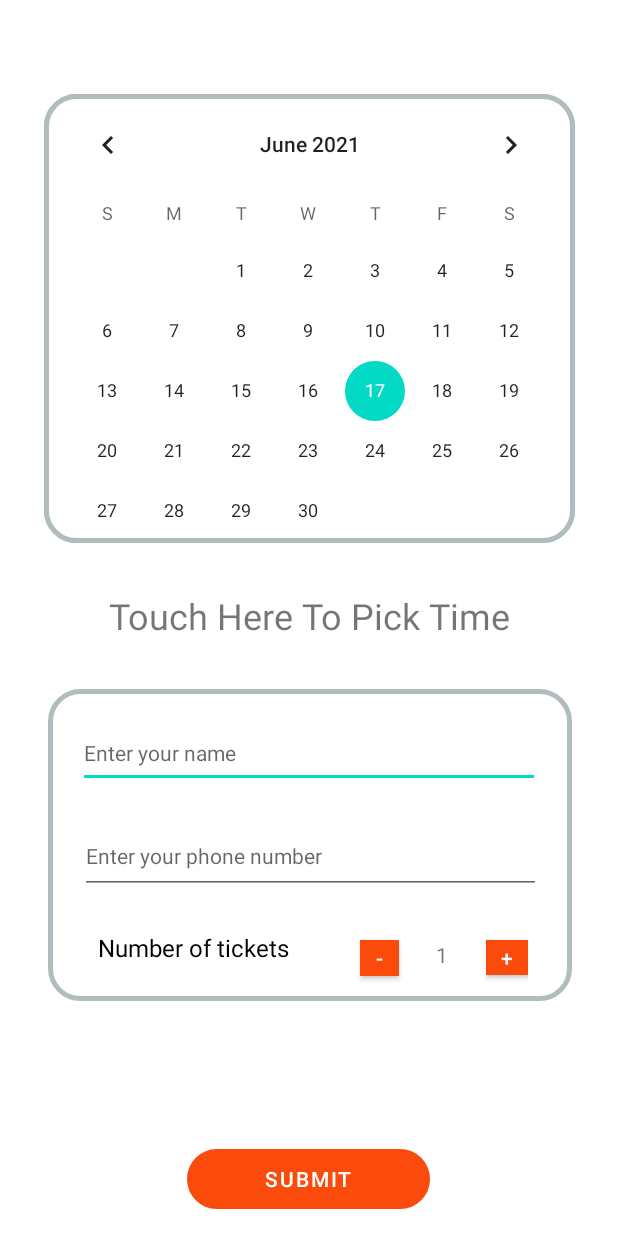
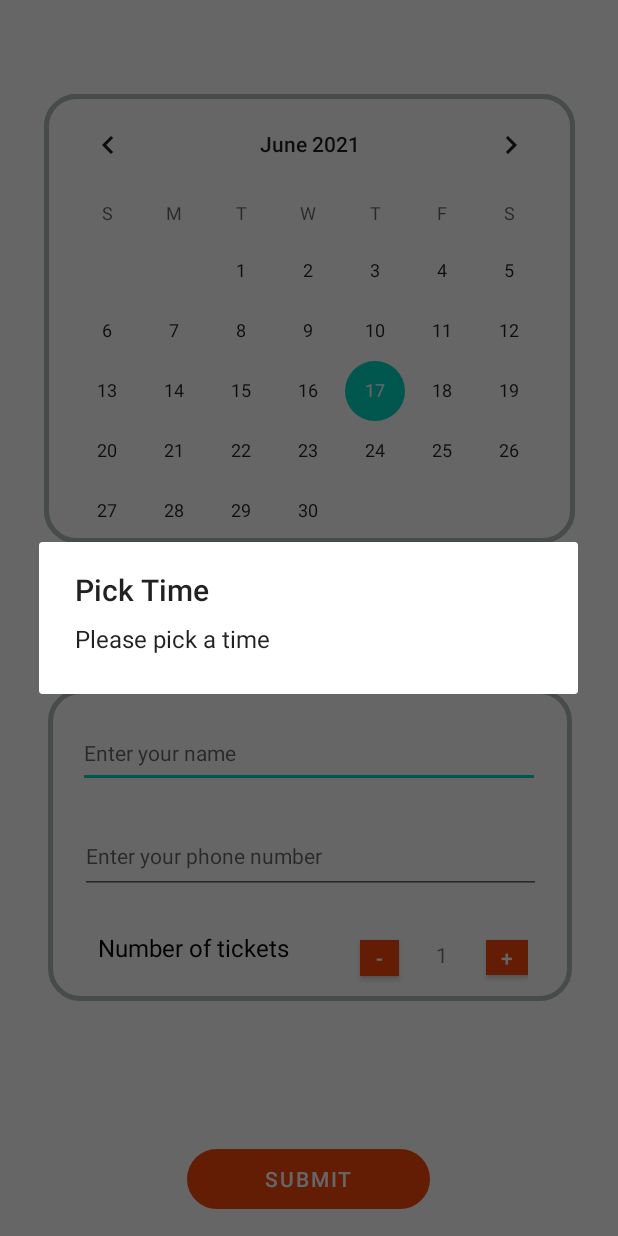
Before and after one commit to okbayby22/FinalProjectMobile, an Android app: the screen it shows after launch (AddReservation), after a tap on "SUBMIT", on a phone screen of 412 x 824 dp. Run offline under Robolectric (Android 15) with nearby library versions, the phone set to English and light mode, and no system bars.

Commit message:
[Huytnmce140289]_UpdateAddReservation

```diff
--- a/PRM_Subject/FinalProjectApp/BuffetRestaurent/app/src/main/java/com/example/buffetrestaurent/AddReservation.java
+++ b/PRM_Subject/FinalProjectApp/BuffetRestaurent/app/src/main/java/com/example/buffetrestaurent/AddReservation.java
@@ -2,6 +2,7 @@ package com.example.buffetrestaurent;
 
 import androidx.appcompat.app.AppCompatActivity;
 
+import android.app.AlertDialog;
 import android.app.TimePickerDialog;
 import android.graphics.Color;
 import android.graphics.drawable.ColorDrawable;
@@ -23,11 +24,11 @@ import com.example.buffetrestaurent.Utils.ReservationService;
 
 import org.w3c.dom.Text;
 
-import java.sql.Date;
 import java.sql.Time;
 import java.text.DecimalFormat;
 import java.text.SimpleDateFormat;
 import java.util.Calendar;
+import java.util.Date;
 
 import retrofit2.Call;
 import retrofit2.Callback;
@@ -47,63 +48,75 @@ public class AddReservation extends AppCompatActivity {
     ReservationService service;
     CalendarView calendarView;
     DecimalFormat vnd = new DecimalFormat("###,###");
-    String date ;
+    String date;
 
     @Override
     protected void onCreate(Bundle savedInstanceState) {
         super.onCreate(savedInstanceState);
         setContentView(R.layout.activity_add_reservation);
         getSupportActionBar().hide();
-        timepick = findViewById(R.id.AddReservation_txtTimePick);
-        plus = findViewById(R.id.AddReservation_btnIncrease);
-        minus = findViewById(R.id.AddReservation_btnDecrease);
-        add = findViewById(R.id.AddReservation_btnAdd);
-        tickets = findViewById(R.id.AddReservation_txtNumTickets);
-        price = findViewById(R.id.AddReservation_txtPrice);
-        numsOftickets = Integer.parseInt(tickets.getText().toString());
-        name = findViewById(R.id.AddReservation_inputName);
-        phone = findViewById(R.id.AddReservation_inputPhone);
-        calendarView = findViewById(R.id.AddReservation_CalendarView);
-
+        timepick = findViewById(R.id.AddReservation_txtTimePick);           //Text to show time
+        plus = findViewById(R.id.AddReservation_btnIncrease);               //Plus button to increase number of tickets
+        minus = findViewById(R.id.AddReservation_btnDecrease);              //Minus button to increase number of tickets
+        add = findViewById(R.id.AddReservation_btnAdd);                     //Add button to add new reservation
+        tickets = findViewById(R.id.AddReservation_txtNumTickets);          //Tickets textview to show number of tickets
+        price = findViewById(R.id.AddReservation_txtPrice);                 //Price textview to show total balance that user must pay
+        numsOftickets = Integer.parseInt(tickets.getText().toString());     //Variable to save data of number of tickets
+        name = findViewById(R.id.AddReservation_inputName);                 //Input text field phone
+        phone = findViewById(R.id.AddReservation_inputPhone);               //Input text field name
+        calendarView = findViewById(R.id.AddReservation_CalendarView);      //Calendar view
+        SimpleDateFormat sdf = new SimpleDateFormat("yyyy-MM-dd");
+        Date curdate =  Calendar.getInstance().getTime();
+        date = sdf.format(curdate);
+        /*
+        Set Event on Date Change on Calendar View
+         */
         calendarView.setOnDateChangeListener(new CalendarView.OnDateChangeListener() {
             @Override
-            public void onSelectedDayChange( CalendarView view, int year, int month, int dayOfMonth) {
-                SimpleDateFormat sdf = new SimpleDateFormat("yyyy-MM-dd");
-                date = year+"-"+month+"-"+dayOfMonth;
-                System.out.println("===========================>"+date);
+            public void onSelectedDayChange(CalendarView view, int year, int month, int dayOfMonth) {
+                date = year + "-" + month+1 + "-" + dayOfMonth;
             }
         });
         name.setHint("Enter your name");
         phone.setHint("Enter your phone number");
         price.setText(vnd.format(numsOftickets * 200000) + " VND");
+        /*
+        Set Event on Click on Button Add
+         */
         add.setOnClickListener(new View.OnClickListener() {
             @Override
             public void onClick(View v) {
-                int deskid=0;
+                int deskid = 0;
                 int numogticket = Integer.parseInt(tickets.getText().toString());
-                Double amount  = new Double(numsOftickets * 200000);
-                System.out.println("....................."+date);
-                int  status = 0;
+                Double amount = new Double(numsOftickets * 200000);
+                int status = 0;
                 String time = timepick.getText().toString();
                 int cusid = 1;
                 int discountid = 1;
                 int staffid = 0;
-                Reservation reservation =  new Reservation(null,time,status,numogticket,amount,deskid,cusid,discountid,staffid);
+                /*
+                If Customer does not pick time
+                 */
+                if (timepick.getText().toString().equals("Touch Here To Pick Time")) {
+                    new AlertDialog.Builder(AddReservation.this).setTitle("Pick Time").setMessage("Please pick a time").show();
+                }
+                else {
+                    Reservation reservation = new Reservation(null, time, status, numogticket, amount, deskid, cusid, discountid, staffid);
                     service = Apis.getReservationService();
-                Call<Reservation> call = service.addReservation(reservation,date);
-                System.out.println("..............."+reservation.getReservationDate());
+                    Call<Reservation> call = service.addReservation(reservation, date);
                     call.enqueue(new Callback<Reservation>() {
                         @Override
                         public void onResponse(Call<Reservation> call, Response<Reservation> response) {
-                        if(response.isSuccessful()){
-                            Toast.makeText(v.getContext(),"Add successful !",Toast.LENGTH_LONG).show();
+                            if (response.isSuccessful()) {
+                                Toast.makeText(v.getContext(), "Add successful !", Toast.LENGTH_LONG).show();
                             }
                         }
                         @Override
                         public void onFailure(Call<Reservation> call, Throwable t) {
-                        Log.e("Error:",t.getMessage());
+                            Log.e("Error:", t.getMessage());
                         }
                     });
+                }
             }
         });
         /*
@@ -143,7 +156,7 @@ public class AddReservation extends AppCompatActivity {
                 TimePickerDialog timepicker = new TimePickerDialog(AddReservation.this, android.R.style.Theme_Holo_Light_Dialog, new TimePickerDialog.OnTimeSetListener() {
                     @Override
                     public void onTimeSet(TimePicker view, int hourOfDay, int minute) {
-                        timepick.setText(hourOfDay + ":" + minute);
+                        timepick.setText(String.format("%02d:%02d",hourOfDay,minute));
                     }
                 }, hour, minute, false);
                 timepicker.getWindow().setBackgroundDrawable(new ColorDrawable(Color.TRANSPARENT));
--- a/PRM_Subject/FinalProjectApp/BuffetRestaurent/app/src/main/java/com/example/buffetrestaurent/Utils/Apis.java
+++ b/PRM_Subject/FinalProjectApp/BuffetRestaurent/app/src/main/java/com/example/buffetrestaurent/Utils/Apis.java
@@ -1,8 +1,8 @@
 package com.example.buffetrestaurent.Utils;
 
 public class Apis {
-    public static final String URL_001="http://192.168.1.49:8080/customer/api/";
-    public static final String URL_002="http://192.168.1.49:8080/reservation/api/";
+    public static final String URL_001="http://192.168.1.10:8080/customer/api/";
+    public static final String URL_002="http://192.168.1.10:8080/reservation/api/";
 
     public static CustomerService getCustomerService(){
         return  Client.getClient(URL_001).create(CustomerService.class);
--- a/PRM_Subject/FinalProjectApp/BuffetRestaurent/app/src/main/res/xml/network_security_config.xml
+++ b/PRM_Subject/FinalProjectApp/BuffetRestaurent/app/src/main/res/xml/network_security_config.xml
@@ -2,7 +2,7 @@
 <network-security-config>
     <domain-config cleartextTrafficPermitted="true">
         <domain includeSubdomains="true">
-            192.168.1.49
+            192.168.1.10
         </domain>
     </domain-config>
 </network-security-config>
```
Lines whose indentation alone changed are shown as unchanged.
